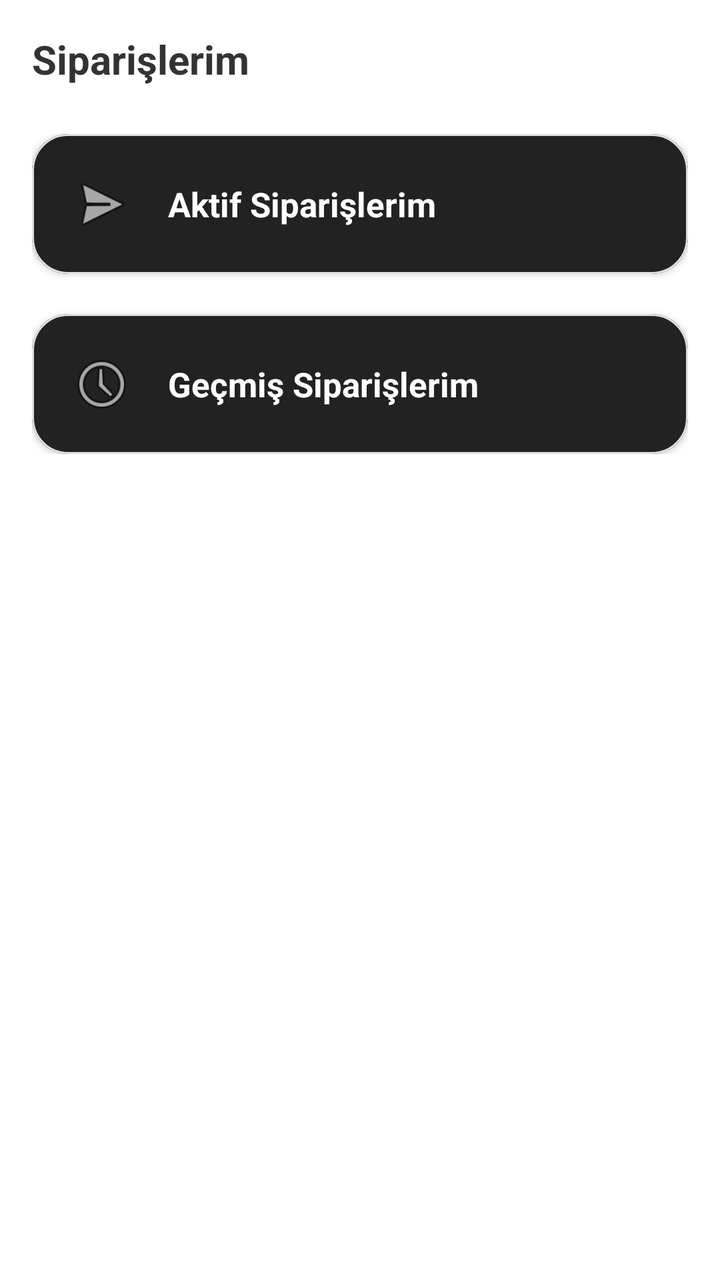
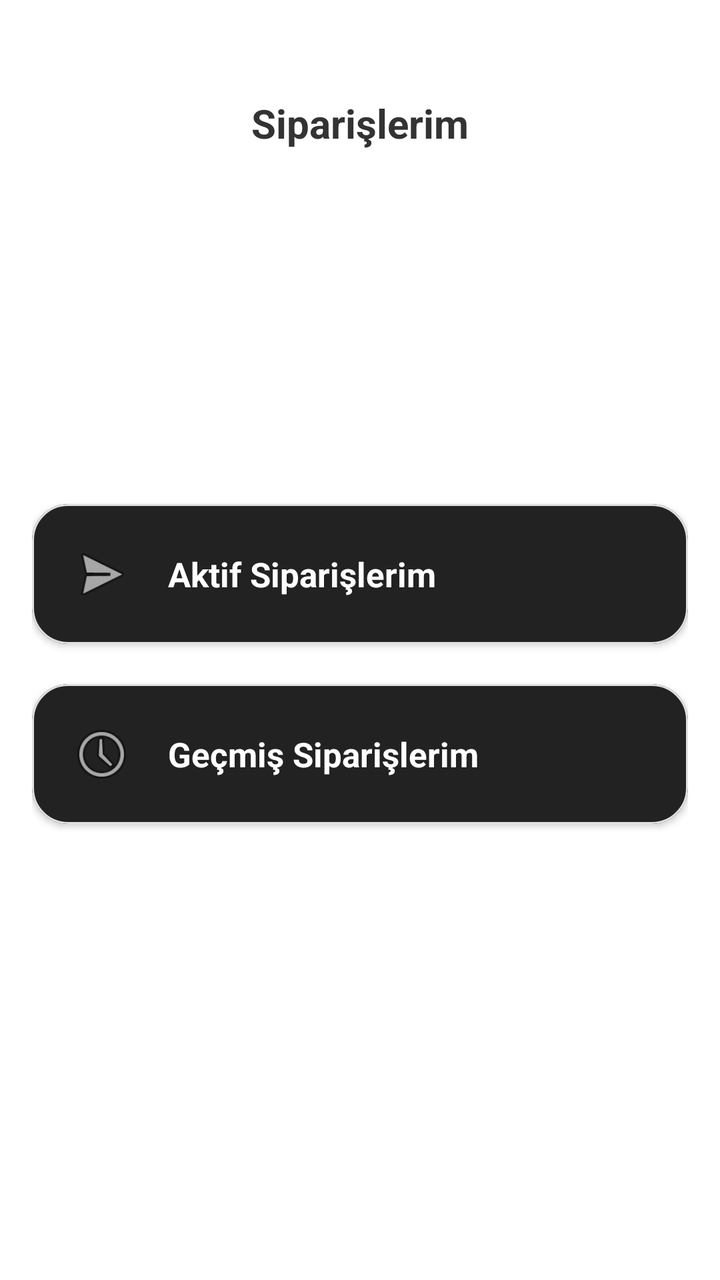

The first picture is an Android layout as it rendered before a commit; the second is the same layout after the commit. The layout source and the unified diff follow.
<!-- AndroidManifest.xml: application theme Theme.MaterialComponents.NoActionBar -->
<!-- res/layout/activity_orders.xml -->
<?xml version="1.0" encoding="utf-8"?>
<androidx.constraintlayout.widget.ConstraintLayout
    xmlns:android="http://schemas.android.com/apk/res/android"
    xmlns:app="http://schemas.android.com/apk/res-auto"
    android:layout_width="match_parent"
    android:layout_height="match_parent"
    android:padding="16dp"
    android:background="@android:color/white"
    android:fitsSystemWindows="true">

    <TextView
        android:id="@+id/txtOrdersTitle"
        android:layout_width="0dp"
        android:layout_height="wrap_content"
        android:text="@string/home_button_orders"
        android:textSize="20sp"
        android:textStyle="bold"
        android:textColor="#333333"
        app:layout_constraintTop_toTopOf="parent"
        app:layout_constraintStart_toStartOf="parent"
        app:layout_constraintEnd_toEndOf="parent" />

    <LinearLayout
        android:id="@+id/layoutOrdersButtons"
        android:layout_width="0dp"
        android:layout_height="wrap_content"
        android:orientation="vertical"
        android:layout_marginTop="24dp"
        app:layout_constraintTop_toBottomOf="@id/txtOrdersTitle"
        app:layout_constraintStart_toStartOf="parent"
        app:layout_constraintEnd_toEndOf="parent">

        <com.google.android.material.card.MaterialCardView
            android:id="@+id/btnActiveOrders"
            android:layout_width="match_parent"
            android:layout_height="wrap_content"
            app:cardCornerRadius="18dp"
            app:cardElevation="2dp"
            app:strokeColor="#E0E0E0"
            app:strokeWidth="1dp">

            <LinearLayout
                android:layout_width="match_parent"
                android:layout_height="wrap_content"
                android:gravity="center_vertical"
                android:orientation="horizontal"
                android:padding="18dp">

                <ImageView
                    android:layout_width="34dp"
                    android:layout_height="34dp"
                    android:contentDescription="Aktif Siparişler"
                    android:src="@android:drawable/ic_menu_send" />

                <TextView
                    android:layout_width="0dp"
                    android:layout_height="wrap_content"
                    android:layout_marginStart="16dp"
                    android:layout_weight="1"
                    android:text="@string/home_button_active_orders"
                    android:textColor="#FFFFFF"
                    android:textSize="17sp"
                    android:textStyle="bold" />
            </LinearLayout>
        </com.google.android.material.card.MaterialCardView>

        <com.google.android.material.card.MaterialCardView
            android:id="@+id/btnPastOrders"
            android:layout_width="match_parent"
            android:layout_height="wrap_content"
            android:layout_marginTop="20dp"
            app:cardCornerRadius="18dp"
            app:cardElevation="2dp"
            app:strokeColor="#E0E0E0"
            app:strokeWidth="1dp">

            <LinearLayout
                android:layout_width="match_parent"
                android:layout_height="wrap_content"
                android:gravity="center_vertical"
                android:orientation="horizontal"
                android:padding="18dp">

                <ImageView
                    android:layout_width="34dp"
                    android:layout_height="34dp"
                    android:contentDescription="Geçmiş Siparişler"
                    android:src="@android:drawable/ic_menu_recent_history" />

                <TextView
                    android:layout_width="0dp"
                    android:layout_height="wrap_content"
                    android:layout_marginStart="16dp"
                    android:layout_weight="1"
                    android:text="@string/home_button_completed_orders"
                    android:textColor="#FFFFFF"
                    android:textSize="17sp"
                    android:textStyle="bold" />
            </LinearLayout>
        </com.google.android.material.card.MaterialCardView>

    </LinearLayout>

</androidx.constraintlayout.widget.ConstraintLayout>
<!-- resources referenced by this layout -->
<resources>
  <string name="home_button_active_orders">Aktif Siparişlerim</string>
  <string name="home_button_completed_orders">Geçmiş Siparişlerim</string>
  <string name="home_button_orders">Siparişlerim</string>
</resources>

<!-- the commit's change to res/layout/activity_orders.xml (unified diff, before → after) -->
@@ -5,8 +5,7 @@
     android:layout_width="match_parent"
     android:layout_height="match_parent"
     android:padding="16dp"
-    android:background="@android:color/white"
-    android:fitsSystemWindows="true">
+    android:background="@android:color/white">
 
     <TextView
         android:id="@+id/txtOrdersTitle"
@@ -15,6 +14,8 @@
         android:text="@string/home_button_orders"
         android:textSize="20sp"
         android:textStyle="bold"
+        android:gravity="center"
+        android:layout_marginTop="32dp"
         android:textColor="#333333"
         app:layout_constraintTop_toTopOf="parent"
         app:layout_constraintStart_toStartOf="parent"
@@ -23,9 +24,10 @@
     <LinearLayout
         android:id="@+id/layoutOrdersButtons"
         android:layout_width="0dp"
-        android:layout_height="wrap_content"
+        android:layout_height="match_parent"
         android:orientation="vertical"
         android:layout_marginTop="24dp"
+        android:gravity="center"
         app:layout_constraintTop_toBottomOf="@id/txtOrdersTitle"
         app:layout_constraintStart_toStartOf="parent"
         app:layout_constraintEnd_toEndOf="parent">
